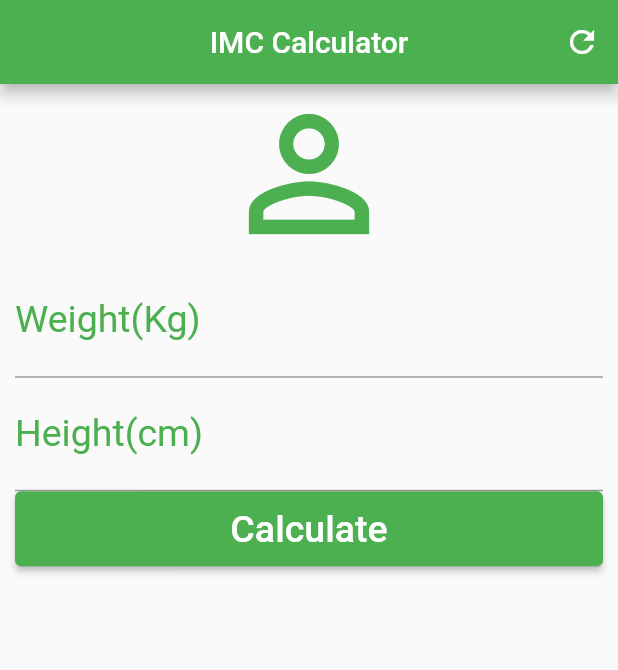
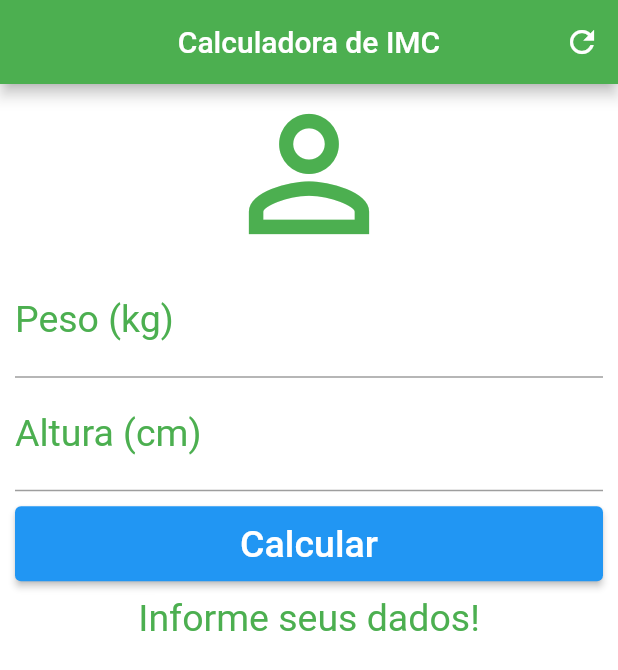
Before and after one commit to joaoalcimar/imcflutter, a Flutter app: the screen it shows after launch, on a phone screen of 412 x 824 dp. Shown: the top 670 px of the screen. Run offline on Flutter 3.47's test engine with Material 2 defaults, Android fonts, the phone set to English and light mode, and no system bars.

Commit message:
Layout + Controller

```diff
--- a/lib/main.dart
+++ b/lib/main.dart
@@ -2,58 +2,129 @@ import 'package:flutter/cupertino.dart';
 import 'package:flutter/material.dart';
 
 void main() {
-  runApp(MaterialApp(home: Home()));
+  runApp(MaterialApp(
+    home: Home(),
+  ));
 }
 
 class Home extends StatefulWidget {
-  const Home({Key? key}) : super(key: key);
-
   @override
   _HomeState createState() => _HomeState();
 }
 
 class _HomeState extends State<Home> {
+  TextEditingController weightController = TextEditingController();
+  TextEditingController heightController = TextEditingController();
+
+  GlobalKey<FormState> _formKey = GlobalKey<FormState>();
+
+  String _infoText = "Informe seus dados!";
+
+  void _resetFields(){
+    weightController.text = "";
+    heightController.text = "";
+    setState(() {
+      _infoText = "Informe seus dados!";
+      _formKey = GlobalKey<FormState>();
+    });
+  }
+
+  void _calculate(){
+    setState(() {
+      double weight = double.parse(weightController.text);
+      double height = double.parse(heightController.text) / 100;
+      double imc = weight / (height * height);
+      if(imc < 18.6){
+        _infoText = "Abaixo do Peso (${imc.toStringAsPrecision(4)})";
+      } else if(imc >= 18.6 && imc < 24.9){
+        _infoText = "Peso Ideal (${imc.toStringAsPrecision(4)})";
+      } else if(imc >= 24.9 && imc < 29.9){
+        _infoText = "Levemente Acima do Peso (${imc.toStringAsPrecision(4)})";
+      } else if(imc >= 29.9 && imc < 34.9){
+        _infoText = "Obesidade Grau I (${imc.toStringAsPrecision(4)})";
+      } else if(imc >= 34.9 && imc < 39.9){
+        _infoText = "Obesidade Grau II (${imc.toStringAsPrecision(4)})";
+      } else if(imc >= 40){
+        _infoText = "Obesidade Grau III (${imc.toStringAsPrecision(4)})";
+      }
+    });
+  }
+
   @override
   Widget build(BuildContext context) {
     return Scaffold(
       appBar: AppBar(
-        title: Text("IMC Calculator"),
+        title: Text("Calculadora de IMC"),
+        centerTitle: true,
         backgroundColor: Colors.green,
-        centerTitle: true,
         actions: <Widget>[
-          IconButton(onPressed: () {}, icon: Icon(Icons.refresh))
+          IconButton(
+            icon: Icon(Icons.refresh),
+            onPressed: _resetFields,
+          )
         ],
       ),
+      backgroundColor: Colors.white,
       body: SingleChildScrollView(
-        padding: EdgeInsets.fromLTRB(10, 0, 10, 0),
+        padding: EdgeInsets.fromLTRB(10.0, 0.0, 10.0, 0.0),
+        child: Form(
+          key: _formKey,
           child: Column(
             crossAxisAlignment: CrossAxisAlignment.stretch,
             children: <Widget>[
-            Icon(Icons.person_outline, size: 120, color: Colors.green),
-            TextField(
+              Icon(Icons.person_outline, size: 120.0, color: Colors.green),
+              TextFormField(
                 keyboardType: TextInputType.number,
                 decoration: InputDecoration(
-                    labelText: "Weight(Kg)",
+                    labelText: "Peso (kg)",
                     labelStyle: TextStyle(color: Colors.green)),
                 textAlign: TextAlign.center,
-                style: TextStyle(color: Colors.green, fontSize: 25.0)),
-            TextField(
+                style: TextStyle(color: Colors.green, fontSize: 25.0),
+                controller: weightController,
+                validator: (value) {
+                  if(value!.isEmpty){
+                    return "Insira seu Peso!";
+                  }
+                },
+              ),
+              TextFormField(
                 keyboardType: TextInputType.number,
                 decoration: InputDecoration(
-                    labelText: "Height(cm)",
+                    labelText: "Altura (cm)",
                     labelStyle: TextStyle(color: Colors.green)),
                 textAlign: TextAlign.center,
-                style: TextStyle(color: Colors.green, fontSize: 25.0)),
-            Container(
+                style: TextStyle(color: Colors.green, fontSize: 25.0),
+                controller: heightController,
+                validator: (value) {
+                  if(value!.isEmpty){
+                    return "Insira sua Altura!";
+                  }
+                },
+              ),
+              Padding(
+                padding: EdgeInsets.only(top: 10.0, bottom: 10.0),
+                child: Container(
                   height: 50.0,
                   child: ElevatedButton(
-                    onPressed: () {},
-                    child: Text("Calculate",
-                        style: TextStyle(color: Colors.white, fontSize: 25.0)),
-                    style: ButtonStyle(
-                        backgroundColor:
-                            MaterialStateProperty.all(Colors.green))))
+                    onPressed: () {
+                      if(_formKey.currentState!.validate()){
+                        _calculate();
+                      }
+                    },
+                    child: Text(
+                      "Calcular",
+                      style: TextStyle(color: Colors.white, fontSize: 25.0),
+                    ),
+                  ),
+                ),
+              ),
+              Text(
+                _infoText,
+                textAlign: TextAlign.center,
+                style: TextStyle(color: Colors.green, fontSize: 25.0),
+              )
             ],
+          ),
         ),
       ),
     );
```
Lines whose indentation alone changed are shown as unchanged.
